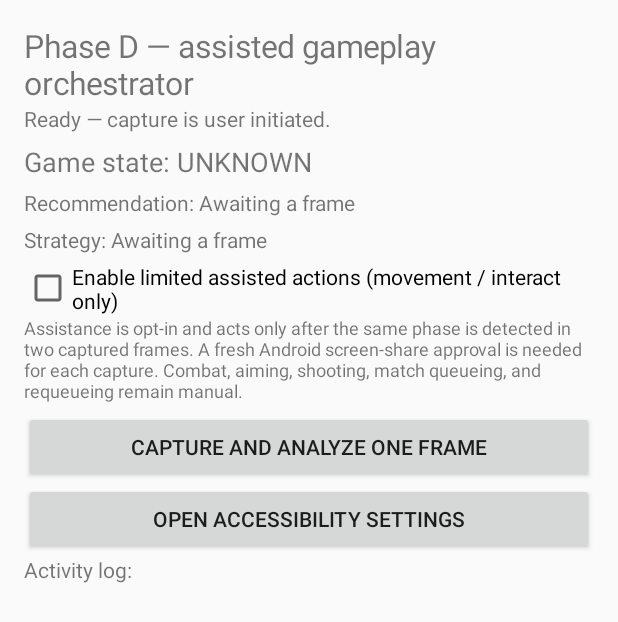
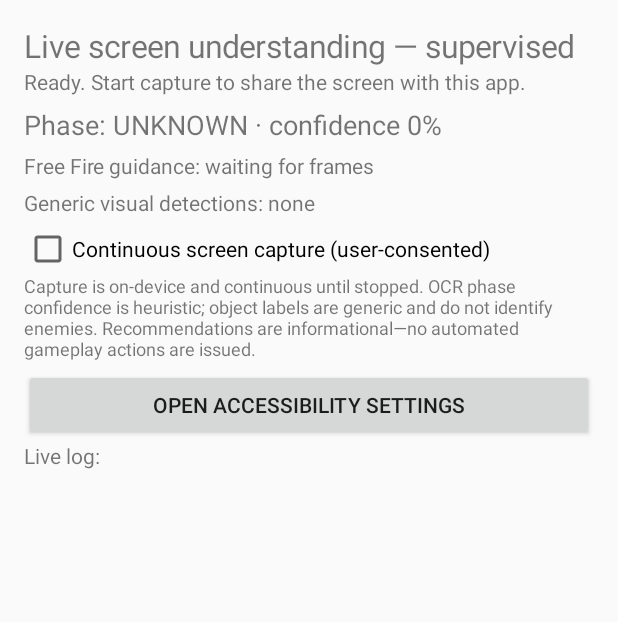
Before and after one commit to nitinjaypratap/ai-phone-action-app, an Android app: the screen it shows after launch (PhaseDActivity), on a phone screen of 412 x 824 dp. Shown: the top 622 px of the screen. Run offline under Robolectric (Android 15) with nearby library versions, the phone set to English and light mode, and no system bars; libraries missing offline, so code that uses them is left out: com.google.mlkit.vision.

Commit message:
Add continuous supervised capture, phase confidence tracking, generic object detection, and Free Fire guidance engine.

```diff
--- a/app/build.gradle.kts
+++ b/app/build.gradle.kts
@@ -11,8 +11,8 @@ android {
         applicationId = "com.example.aiphoneaction"
         minSdk = 26
         targetSdk = 35
-        versionCode = 1
-        versionName = "0.2.0"
+        versionCode = 3
+        versionName = "0.4.0"
     }
 
     compileOptions {
@@ -29,4 +29,5 @@ dependencies {
     implementation("androidx.appcompat:appcompat:1.7.0")
     implementation("androidx.activity:activity-ktx:1.9.3")
     implementation("com.google.mlkit:text-recognition:16.0.1")
+    implementation("com.google.mlkit:object-detection:17.0.2")
 }
--- a/app/src/main/java/com/example/aiphoneaction/PhaseDActivity.kt
+++ b/app/src/main/java/com/example/aiphoneaction/PhaseDActivity.kt
@@ -7,6 +7,7 @@ import android.content.IntentFilter
 import android.media.projection.MediaProjectionManager
 import android.os.Build
 import android.os.Bundle
+import android.os.SystemClock
 import android.provider.Settings
 import android.widget.Button
 import android.widget.CheckBox
@@ -25,21 +26,31 @@ class PhaseDActivity : AppCompatActivity() {
     private lateinit var statusText: TextView
     private lateinit var stateText: TextView
     private lateinit var recommendationText: TextView
-    private lateinit var strategyText: TextView
-    private lateinit var autoAssist: CheckBox
+    private lateinit var objectText: TextView
+    private lateinit var captureToggle: CheckBox
     private lateinit var logText: TextView
 
-    private val pipeline = FramePipeline()
-    private val strategyEngine = GameStrategyEngine()
-    private val orchestrator by lazy { GameOrchestrator(this) }
-    private val projectionManager by lazy {
-        getSystemService(Context.MEDIA_PROJECTION_SERVICE) as MediaProjectionManager
-    }
+    private val phaseTracker = PhaseConfidenceTracker()
+    private val decisionEngine = FreeFireDecisionEngine()
+    private val objectDetector by lazy { VisualObjectDetector() }
+    private val projectionManager by lazy { getSystemService(Context.MEDIA_PROJECTION_SERVICE) as MediaProjectionManager }
+    private var processingFrame = false
+    private var lastFrameAt = 0L
+    private var receiverRegistered = false
 
     private val captureReceiver = object : BroadcastReceiver() {
         override fun onReceive(context: Context?, intent: Intent?) {
-            val path = intent?.getStringExtra(ScreenCaptureService.EXTRA_PATH) ?: return
-            analyzeCapture(File(path))
+            when (intent?.action) {
+                ScreenCaptureService.ACTION_CAPTURED -> {
+                    val path = intent.getStringExtra(ScreenCaptureService.EXTRA_PATH) ?: return
+                    lastFrameAt = SystemClock.elapsedRealtime()
+                    analyzeCapture(File(path))
+                }
+                ScreenCaptureService.ACTION_CAPTURE_ERROR -> {
+                    statusText.text = intent.getStringExtra(ScreenCaptureService.EXTRA_ERROR) ?: "Capture error."
+                    appendLog(statusText.text.toString())
+                }
+            }
         }
     }
 
@@ -52,8 +63,11 @@ class PhaseDActivity : AppCompatActivity() {
                 putExtra(ScreenCaptureService.EXTRA_RESULT_DATA, result.data)
             }
             ContextCompat.startForegroundService(this, serviceIntent)
-            statusText.text = "Capturing one frame…"
+            captureToggle.isChecked = true
+            statusText.text = "Continuous capture active (about 2 frames/second)."
+            appendLog("Screen-sharing permission granted; live stream started.")
         } else {
+            captureToggle.isChecked = false
             statusText.text = "Screen capture was not approved."
             appendLog("Capture permission denied.")
         }
@@ -61,14 +75,22 @@ class PhaseDActivity : AppCompatActivity() {
 
     override fun onCreate(savedInstanceState: Bundle?) {
         super.onCreate(savedInstanceState)
-        val filter = IntentFilter(ScreenCaptureService.ACTION_CAPTURED)
+        registerCaptureReceiver()
+        buildUi()
+    }
+
+    private fun registerCaptureReceiver() {
+        val filter = IntentFilter().apply {
+            addAction(ScreenCaptureService.ACTION_CAPTURED)
+            addAction(ScreenCaptureService.ACTION_CAPTURE_ERROR)
+        }
         if (Build.VERSION.SDK_INT >= 33) {
             registerReceiver(captureReceiver, filter, Context.RECEIVER_NOT_EXPORTED)
         } else {
             @Suppress("DEPRECATION")
             registerReceiver(captureReceiver, filter)
         }
-        buildUi()
+        receiverRegistered = true
     }
 
     private fun buildUi() {
@@ -77,30 +99,30 @@ class PhaseDActivity : AppCompatActivity() {
             setPadding(24, 24, 24, 24)
         }
         root.addView(TextView(this).apply {
-            text = "Phase D — assisted gameplay orchestrator"
+            text = "Live screen understanding — supervised"
             textSize = 21f
         })
-        statusText = TextView(this).apply { text = "Ready — capture is user initiated."; textSize = 14f }
+        statusText = TextView(this).apply { text = "Ready. Start capture to share the screen with this app."; textSize = 14f }
         root.addView(statusText)
-        stateText = TextView(this).apply { text = "Game state: UNKNOWN"; textSize = 18f; setPadding(0, 10, 0, 0) }
+        stateText = TextView(this).apply { text = "Phase: UNKNOWN · confidence 0%"; textSize = 18f; setPadding(0, 10, 0, 0) }
         root.addView(stateText)
-        recommendationText = TextView(this).apply { text = "Recommendation: Awaiting a frame"; setPadding(0, 8, 0, 0) }
+        recommendationText = TextView(this).apply { text = "Free Fire guidance: waiting for frames"; setPadding(0, 8, 0, 0) }
         root.addView(recommendationText)
-        strategyText = TextView(this).apply { text = "Strategy: Awaiting a frame"; setPadding(0, 8, 0, 8) }
-        root.addView(strategyText)
-        autoAssist = CheckBox(this).apply {
-            text = "Enable limited assisted actions (movement / interact only)"
+        objectText = TextView(this).apply { text = "Generic visual detections: none"; setPadding(0, 8, 0, 8) }
+        root.addView(objectText)
+        captureToggle = CheckBox(this).apply {
+            text = "Continuous screen capture (user-consented)"
             isChecked = false
+            setOnCheckedChangeListener { _, checked ->
+                if (checked && !isChangingConfigurations) startCaptureConsent()
+                if (!checked) stopCapture()
+            }
         }
-        root.addView(autoAssist)
+        root.addView(captureToggle)
         root.addView(TextView(this).apply {
-            text = "Assistance is opt-in and acts only after the same phase is detected in two captured frames. A fresh Android screen-share approval is needed for each capture. Combat, aiming, shooting, match queueing, and requeueing remain manual."
+            text = "Capture is on-device and continuous until stopped. OCR phase confidence is heuristic; object labels are generic and do not identify enemies. Recommendations are informational—no automated gameplay actions are issued."
             textSize = 12f
             setPadding(0, 0, 0, 8)
-        })
-        root.addView(Button(this).apply {
-            text = "Capture and analyze one frame"
-            setOnClickListener { captureConsent.launch(projectionManager.createScreenCaptureIntent()) }
         })
         root.addView(Button(this).apply {
             text = "Open accessibility settings"
@@ -109,42 +131,67 @@ class PhaseDActivity : AppCompatActivity() {
         val scroll = ScrollView(this).apply {
             layoutParams = LinearLayout.LayoutParams(LinearLayout.LayoutParams.MATCH_PARENT, 0, 1f)
         }
-        logText = TextView(this).apply { text = "Activity log:\n" }
+        logText = TextView(this).apply { text = "Live log:\n" }
         scroll.addView(logText)
         root.addView(scroll)
         setContentView(root)
     }
 
+    private fun startCaptureConsent() {
+        if (captureConsent.contract == null) return
+        statusText.text = "Requesting Android screen-sharing approval…"
+        captureConsent.launch(projectionManager.createScreenCaptureIntent())
+    }
+
+    private fun stopCapture() {
+        stopService(Intent(this, ScreenCaptureService::class.java).setAction(ScreenCaptureService.ACTION_STOP))
+        phaseTracker.reset()
+        processingFrame = false
+        statusText.text = "Continuous capture stopped."
+        appendLog("Capture stopped by user.")
+    }
+
     private fun analyzeCapture(file: File) {
+        if (processingFrame) {
+            file.delete()
+            return
+        }
+        processingFrame = true
         val bitmap = android.graphics.BitmapFactory.decodeFile(file.absolutePath)
         if (bitmap == null) {
             file.delete()
-            statusText.text = "Could not decode the captured frame."
+            processingFrame = false
+            statusText.text = "Could not decode frame; waiting for the next one."
             return
         }
-        statusText.text = "Running on-device OCR…"
+
         TextRecognition.getClient(TextRecognizerOptions.DEFAULT_OPTIONS)
             .process(InputImage.fromBitmap(bitmap, 0))
             .addOnSuccessListener { ocr ->
-                val rawText = ocr.text.ifBlank { "No text detected." }
-                val frame = pipeline.analyzeFrame(rawText)
-                val plan = strategyEngine.plan(frame.inferredState)
-                stateText.text = "Game state: ${frame.inferredState}"
-                recommendationText.text = "Recommendation: ${frame.recommendation.primaryAction}\n${frame.recommendation.summary}"
-                strategyText.text = "Plan: ${plan.goal}\n" + plan.actions.joinToString("\n") { "• ${it.label}: ${it.description}" }
-                appendLog("OCR frame -> ${frame.inferredState}; ${rawText.take(180).replace('\n', ' ')}")
-                orchestrator.observe(frame.inferredState, autoAssist.isChecked) { result ->
-                    statusText.text = result.message
-                    if (result.actionDispatched) appendLog("Assistance: ${result.message}")
+                val observation = GameScreenAnalyzer().analyze(ocr.text)
+                val estimate = phaseTracker.update(observation)
+                statusText.text = "Analyzed frame; ${estimate.stableFrames} matching observations in recent window."
+                stateText.text = "Phase: ${estimate.state} · confidence ${(estimate.confidence * 100).toInt()}%"
+                objectDetector.detect(bitmap) { detections, error ->
+                    val recommendation = decisionEngine.recommend(estimate, detections)
+                    recommendationText.text = "${recommendation.headline}\n${recommendation.detail}"
+                    objectText.text = if (detections.isEmpty()) {
+                        "Generic visual detections: none${error?.let { " (detector: $it)" } ?: ""}"
+                    } else {
+                        "Generic visual detections: " + detections.take(5).joinToString { "${it.label} ${(it.confidence * 100).toInt()}%" }
+                    }
+                    appendLog("${estimate.state} (${(estimate.confidence * 100).toInt()}%); ${detections.size} generic object proposals.")
+                    bitmap.recycle()
+                    file.delete()
+                    processingFrame = false
                 }
             }
             .addOnFailureListener { error ->
-                statusText.text = "OCR failed: ${error.localizedMessage ?: "unknown error"}"
+                statusText.text = "OCR failed; waiting for next frame: ${error.localizedMessage ?: "unknown error"}"
                 appendLog(statusText.text.toString())
-            }
-            .addOnCompleteListener {
                 bitmap.recycle()
                 file.delete()
+                processingFrame = false
             }
     }
 
@@ -152,14 +199,13 @@ class PhaseDActivity : AppCompatActivity() {
         if (!::logText.isInitialized) return
         val timestamp = java.text.SimpleDateFormat("HH:mm:ss", java.util.Locale.getDefault()).format(java.util.Date())
         logText.append("[$timestamp] $message\n")
+        val lines = logText.text.lines()
+        if (lines.size > 80) logText.text = lines.takeLast(80).joinToString("\n")
     }
 
     override fun onDestroy() {
-        try {
-            unregisterReceiver(captureReceiver)
-        } catch (_: IllegalArgumentException) {
-            // Already unregistered.
-        }
+        if (receiverRegistered) unregisterReceiver(captureReceiver)
+        objectDetector.close()
         super.onDestroy()
     }
 }
```
Also changed, not shown: app/src/main/java/com/example/aiphoneaction/FreeFireDecisionEngine.kt (added, +33 -0 lines), app/src/main/java/com/example/aiphoneaction/PhaseConfidenceTracker.kt (added, +37 -0 lines), app/src/main/java/com/example/aiphoneaction/ScreenAnalysis.kt (+39 -28 lines), app/src/main/java/com/example/aiphoneaction/ScreenCaptureService.kt (+109 -46 lines), app/src/main/java/com/example/aiphoneaction/VisualObjectDetector.kt (added, +39 -0 lines), 1 other file.
